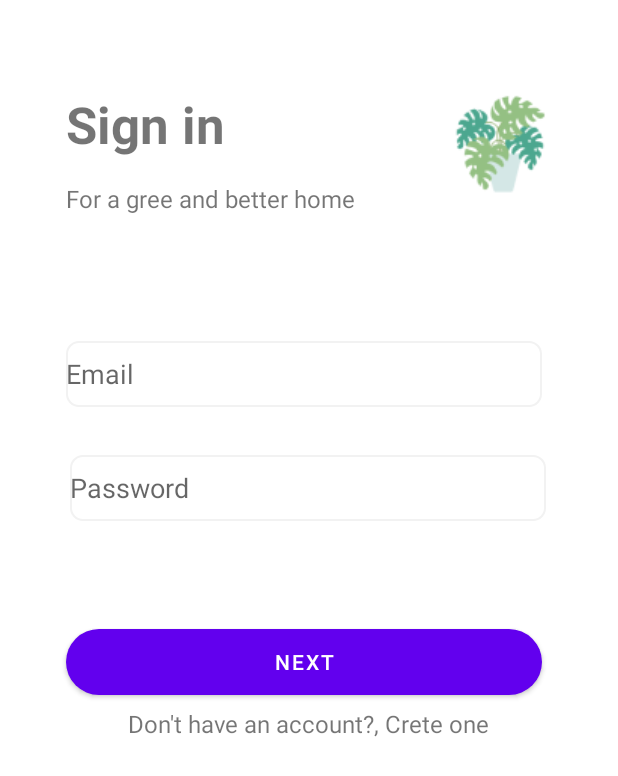
After one commit to SaidAZG/ProyectoAndroid1, an Android app: the layout p3a_login.xml on its own in the app's theme, with its tools: preview values and no code run, on a phone screen of 412 x 824 dp. The commit adds this screen. Shown: the top 776 px of the screen. Run offline under Robolectric (Android 15) with nearby library versions, the phone set to English and light mode, and no system bars.

Commit message:
Se agrega login y registro de usuario

```diff
--- a/app/src/main/java/mx/ipn/escom/app_plantas_iswm/MainActivity.java
+++ b/app/src/main/java/mx/ipn/escom/app_plantas_iswm/MainActivity.java
@@ -9,7 +9,7 @@ public class MainActivity extends AppCompatActivity {
     @Override
     protected void onCreate(Bundle savedInstanceState) {
         super.onCreate(savedInstanceState);
-        setContentView(R.layout.activity_main);
+        setContentView(R.layout.p3b_sign_up);
     }
 
     //comentario oswaldo nuevo
--- /dev/null
+++ b/app/src/main/res/drawable/border_text.xml
@@ -0,0 +1,21 @@
+<?xml version="1.0" encoding="utf-8"?>
+<shape xmlns:android="http://schemas.android.com/apk/res/android"
+    android:shape="rectangle" >
+
+    <!-- View background color -->
+    <solid
+        android:color="@color/white" >
+    </solid>
+
+    <!-- View border color and width -->
+    <stroke
+        android:width="1dp"
+        android:color="@color/colorPrimaryBorder" >
+    </stroke>
+
+    <!-- The radius makes the corners rounded -->
+    <corners
+        android:radius="8dp"   >
+    </corners>
+
+</shape>
--- /dev/null
+++ b/app/src/main/res/drawable/button_rounded.xml
@@ -0,0 +1,9 @@
+<?xml version="1.0" encoding="utf-8"?>
+<shape xmlns:android="http://schemas.android.com/apk/res/android"
+    android:shape="rectangle">
+    <solid android:color="#D4E7E6" />
+    <corners android:bottomRightRadius="48dp"
+        android:bottomLeftRadius="48dp"
+        android:topRightRadius="48dp"
+        android:topLeftRadius="48dp"/>
+</shape>
--- /dev/null
+++ b/app/src/main/res/layout/p3a_login.xml
@@ -0,0 +1,97 @@
+<?xml version="1.0" encoding="utf-8"?>
+<androidx.constraintlayout.widget.ConstraintLayout xmlns:android="http://schemas.android.com/apk/res/android"
+    xmlns:app="http://schemas.android.com/apk/res-auto"
+    xmlns:tools="http://schemas.android.com/tools"
+    android:layout_width="match_parent"
+    android:layout_height="match_parent">
+
+    <TextView
+        android:id="@+id/textView2"
+        android:layout_width="wrap_content"
+        android:layout_height="wrap_content"
+        android:layout_marginStart="44dp"
+        android:layout_marginTop="60dp"
+        android:text="Sign in"
+        android:textSize="34.11sp"
+        android:textStyle="bold"
+        app:layout_constraintStart_toStartOf="parent"
+        app:layout_constraintTop_toTopOf="parent" />
+
+    <TextView
+        android:id="@+id/textView3"
+        android:layout_width="wrap_content"
+        android:layout_height="wrap_content"
+        android:layout_marginStart="44dp"
+        android:layout_marginTop="16dp"
+        android:text="For a gree and better home"
+        android:textSize="16sp"
+        app:layout_constraintStart_toStartOf="parent"
+        app:layout_constraintTop_toBottomOf="@+id/textView2" />
+
+    <ImageButton
+        android:id="@+id/imageButton2"
+        android:layout_width="wrap_content"
+        android:layout_height="wrap_content"
+        android:layout_marginTop="60dp"
+        android:layout_marginEnd="44dp"
+        android:background="#FFFFFF"
+        android:src="@drawable/grow_it_2"
+        app:layout_constraintEnd_toEndOf="parent"
+        app:layout_constraintHorizontal_bias="1.0"
+        app:layout_constraintStart_toEndOf="@+id/textView2"
+        app:layout_constraintTop_toTopOf="parent" />
+
+    <EditText
+        android:id="@+id/textEmailLogin"
+        android:layout_width="317dp"
+        android:layout_height="44dp"
+        android:layout_marginTop="84dp"
+        android:ems="10"
+        android:hint="Email"
+        android:inputType="textEmailAddress"
+        app:layout_constraintEnd_toEndOf="parent"
+        app:layout_constraintHorizontal_bias="0.468"
+        app:layout_constraintStart_toStartOf="parent"
+        app:layout_constraintTop_toBottomOf="@+id/textView3"
+        android:background="@drawable/border_text"
+        />
+
+    <EditText
+        android:id="@+id/textPaswordLogin"
+        android:layout_width="317dp"
+        android:layout_height="44dp"
+        android:layout_marginTop="32dp"
+        android:ems="10"
+        android:hint="Password"
+        android:inputType="textPassword"
+        app:layout_constraintEnd_toEndOf="parent"
+        app:layout_constraintHorizontal_bias="0.494"
+        app:layout_constraintStart_toStartOf="parent"
+        android:background="@drawable/border_text"
+        app:layout_constraintTop_toBottomOf="@+id/textEmailLogin" />
+
+    <Button
+        android:id="@+id/buttonNextLogin"
+        android:layout_width="317dp"
+        android:layout_height="44dp"
+        android:layout_marginTop="72dp"
+        android:background="@drawable/button_rounded"
+        android:backgroundTint="@color/colorPrimaryButton"
+        android:text="Next"
+        app:layout_constraintEnd_toEndOf="parent"
+        app:layout_constraintHorizontal_bias="0.468"
+        app:layout_constraintStart_toStartOf="parent"
+        app:layout_constraintTop_toBottomOf="@+id/textPaswordLogin" />
+
+    <TextView
+        android:id="@+id/textView4"
+        android:layout_width="wrap_content"
+        android:layout_height="wrap_content"
+        android:layout_marginTop="8dp"
+        android:text="Don't have an account?, Crete one"
+        android:textSize="16sp"
+        app:layout_constraintEnd_toEndOf="parent"
+        app:layout_constraintStart_toStartOf="parent"
+        app:layout_constraintTop_toBottomOf="@+id/buttonNextLogin" />
+
+</androidx.constraintlayout.widget.ConstraintLayout>
--- a/app/src/main/res/values/colors.xml
+++ b/app/src/main/res/values/colors.xml
@@ -1,5 +1,8 @@
 <?xml version="1.0" encoding="utf-8"?>
 <resources>
+    <color name="colorPrimaryBorder">#F2F2F2</color>
+    <color name="colorPrimaryButton">#D4E7E6</color>
+
     <color name="purple_200">#FFBB86FC</color>
     <color name="purple_500">#FF6200EE</color>
     <color name="purple_700">#FF3700B3</color>
```
Also changed, not shown: app/src/main/res/layout/p3b_sign_up.xml (added, +109 -0 lines), app/src/main/res/drawable/grow_it_2.png (added).
